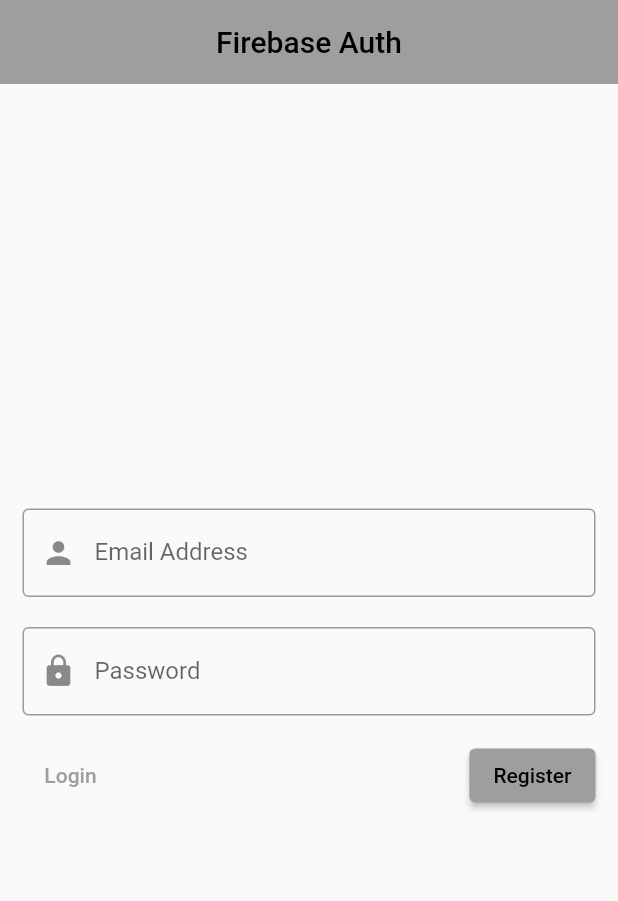
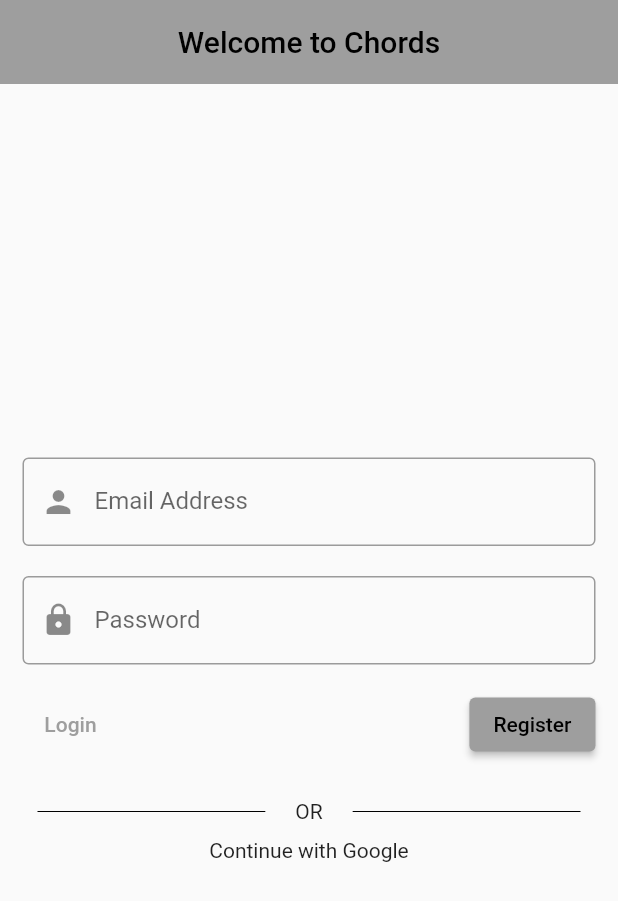
Before and after one commit to koltifong/chords_app, a Flutter app: the screen it shows after launch, after a tap on "Register", on a phone screen of 412 x 824 dp. Shown: the top 901 px of the screen. Run offline on Flutter 3.47's test engine with Material 2 defaults, Android fonts, the phone set to English and light mode, and no system bars; our stand-ins replace firebase_auth, firebase_core; accounts and stored records are empty.

Commit message:
auth design login

```diff
--- a/lib/main.dart
+++ b/lib/main.dart
@@ -7,10 +7,12 @@
 Future<void> main() async {
   WidgetsFlutterBinding.ensureInitialized();
   await Firebase.initializeApp();
-  runApp(MyApp());
+  runApp(const MyApp());
 }
 
 class MyApp extends StatelessWidget {
+  const MyApp({Key? key}) : super(key: key);
+
   @override
   Widget build(BuildContext context) {
     return MaterialApp(
@@ -26,7 +28,7 @@
       //   brightness: Brightness.dark,
       //   /* dark theme settings */
       ),
-      home: WidgetTree(),
+      home: const WidgetTree(),
     );
   }
 }
--- a/lib/screens/auth/login.dart
+++ b/lib/screens/auth/login.dart
@@ -45,7 +45,11 @@
   }
 
   Widget _title() {
-    return const Text('Firebase Auth');
+    return const Text('Welcome to Chords');
+  }
+
+  Widget _welcome() {
+    return const Text('Welcome');
   }
 
   Widget _entryField(
@@ -55,8 +59,8 @@
     return TextField(
       controller: controller,
       decoration: InputDecoration(
-        border: OutlineInputBorder(),
-        prefixIcon: Icon(Icons.person),
+        border: const OutlineInputBorder(),
+        prefixIcon: const Icon(Icons.person),
         labelText: title,
       ),
       keyboardType: TextInputType.emailAddress,
@@ -70,8 +74,8 @@
     return TextField(
       controller: controller,
       decoration: InputDecoration(
-        border: OutlineInputBorder(),
-        prefixIcon: Icon(Icons.lock),
+        border: const OutlineInputBorder(),
+        prefixIcon: const Icon(Icons.lock),
         labelText: title,
       ),
     );
@@ -111,8 +115,6 @@
         centerTitle: true,
       ),
       body: Container(
-        height: double.infinity,
-        width: double.infinity,
             padding: const EdgeInsets.all(15),
             child: Column(
               crossAxisAlignment: CrossAxisAlignment.center,
@@ -129,6 +131,33 @@
                     _submitButton(),
                   ],
                 ),
+                Column(children: <Widget>[
+                  Row(
+                    children: const <Widget>[Text("")],
+                  ),
+                  Row(children: <Widget>[
+                    Expanded(
+                      child: Container(
+                          margin: const EdgeInsets.only(left: 10.0, right: 20.0),
+                          child: const Divider(
+                            color: Colors.black,
+                            height: 36,
+                          )),
+                    ),
+                    const Text("OR"),
+                    Expanded(
+                      child: Container(
+                          margin: const EdgeInsets.only(left: 20.0, right: 10.0),
+                          child: const Divider(
+                            color: Colors.black,
+                            height: 36,
+                          ),
+                        ),
+                      ),
+                    ],
+                  ),
+                const Text('Continue with Google'),
+                ])
               ],
             ),
       ),
```
Lines whose indentation alone changed are shown as unchanged.
